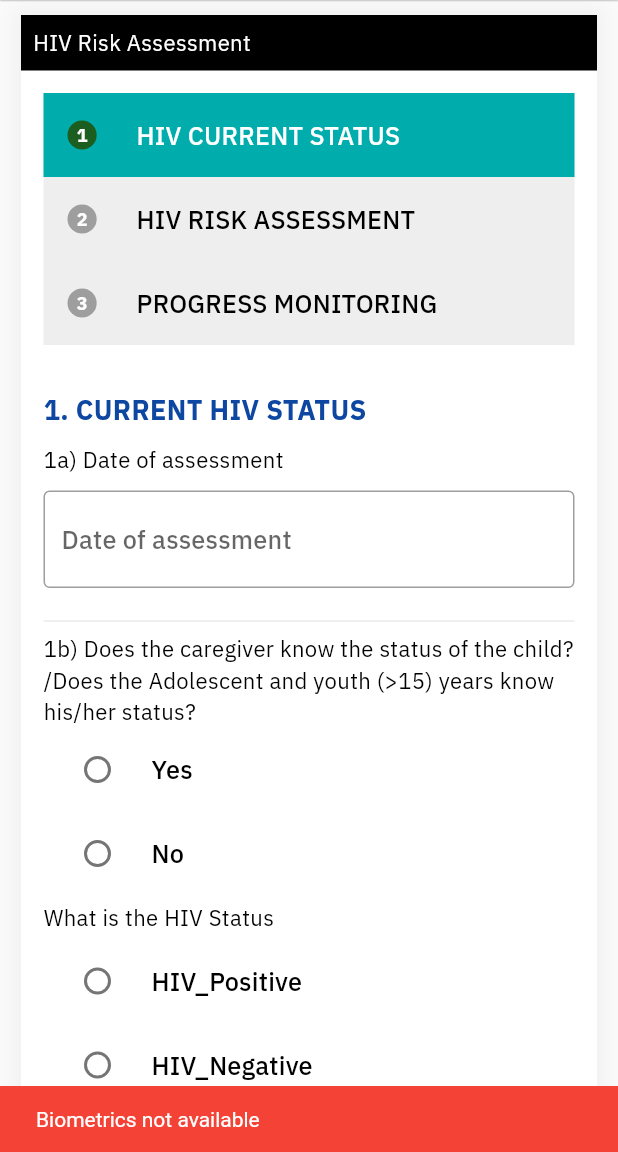
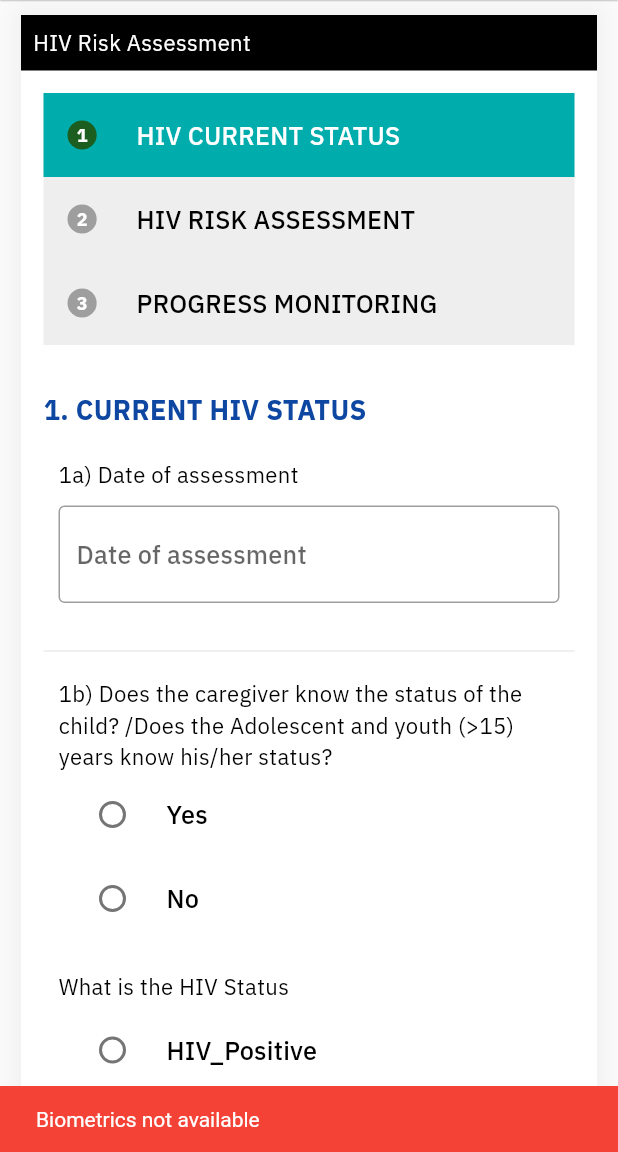
Before and after one commit to uonafya/cpims_mobile, a Flutter app: the HIVAssessmentScreen screen opened directly with empty values, on a phone screen of 412 x 824 dp, the part 84-1236 px from its top. Run offline on Flutter 3.47's test engine with Material 2 defaults, Android fonts, the phone set to English and light mode, and no system bars; our stand-ins replace device_info_plus, dio, flutter_screenutil, flutter_spinkit, fluttertoast, font_awesome_flutter and 8 more; missing offline and left inert: android_id; accounts and stored records are empty; project files that could hold a hidden picture were left out.

Commit message:
Add form section widget

```diff
--- a/lib/screens/forms/hiv_assessment/hiv_current_status_form.dart
+++ b/lib/screens/forms/hiv_assessment/hiv_current_status_form.dart
@@ -3,6 +3,7 @@ import 'package:cpims_mobile/screens/cpara/widgets/cpara_details_widget.dart';
 import 'package:cpims_mobile/screens/cpara/widgets/cpara_stable_widget.dart';
 import 'package:cpims_mobile/screens/cpara/widgets/custom_radio_buttons.dart';
 import 'package:cpims_mobile/widgets/custom_dynamic_radio_button.dart';
+import 'package:cpims_mobile/widgets/form_section.dart';
 import 'package:flutter/material.dart';
 import 'package:provider/provider.dart';
 
@@ -95,6 +96,8 @@ class _HIVCurrentStatusFormState extends State<HIVCurrentStatusForm> {
           const SizedBox(
             height: 10,
           ),
+          FormSection(
+            children: [
               const Text("1a) Date of assessment"),
               const SizedBox(
                 height: 10,
@@ -111,7 +114,10 @@ class _HIVCurrentStatusFormState extends State<HIVCurrentStatusForm> {
                 identifier: DateTextFieldIdentifier.dateOfAssessment,
               ),
               const SizedBox(height: 14),
+            ],
+          ),
           const Divider(),
+          FormSection(children: [
             const Text(
                 "1b) Does the caregiver know the status of the child? /Does the Adolescent and youth (>15) years know his/her status?"),
             CustomRadioButton(
@@ -122,9 +128,10 @@ class _HIVCurrentStatusFormState extends State<HIVCurrentStatusForm> {
                     handleOnFormSaved();
                   });
                 }),
-          const SizedBox(
-            height: 4,
-          ),
+          ]),
+          FormSection(
+            isDisabled: statusOfChild == "No",
+            children: [
               const Text("What is the HIV Status"),
               const SizedBox(
                 height: 4,
@@ -145,7 +152,12 @@ class _HIVCurrentStatusFormState extends State<HIVCurrentStatusForm> {
               const SizedBox(
                 height: 14,
               ),
+            ],
+          ),
           const Divider(),
+          FormSection(
+            isDisabled: statusOfChild == "No",
+            children: [
               const Text("1c) Was the HIV test done less than 6 months ago?	"),
               const SizedBox(height: 10),
               CustomRadioButton(
@@ -158,6 +170,8 @@ class _HIVCurrentStatusFormState extends State<HIVCurrentStatusForm> {
                   }),
             ],
           ),
+        ],
+      ),
     );
   }
 }
--- /dev/null
+++ b/lib/widgets/form_section.dart
@@ -0,0 +1,25 @@
+import 'package:flutter/material.dart';
+
+class FormSection extends StatelessWidget {
+  const FormSection(
+      {super.key, this.isDisabled = false, required this.children});
+  final bool isDisabled;
+  final List<Widget> children;
+
+  @override
+  Widget build(BuildContext context) {
+    return AbsorbPointer(
+      absorbing: isDisabled,
+      child: Container(
+        padding: const EdgeInsets.symmetric(horizontal: 10, vertical: 10),
+        decoration: BoxDecoration(
+          color: isDisabled ? Colors.grey[100] : Colors.transparent,
+        ),
+        child: Column(
+          crossAxisAlignment: CrossAxisAlignment.start,
+          children: children,
+        ),
+      ),
+    );
+  }
+}
```
Lines whose indentation alone changed are shown as unchanged.
